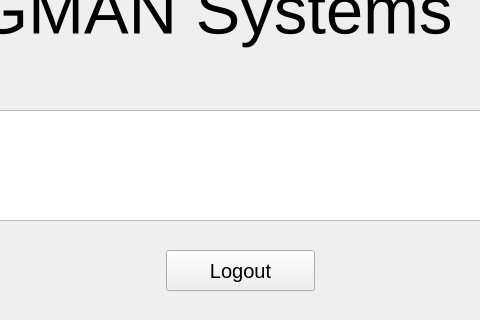
Old version of the form resources/UI/main.ui in the repository Poom1997/gman; both pictures show x 204 to 684 and y 280 to 600 of the 900 by 600 pixel window.
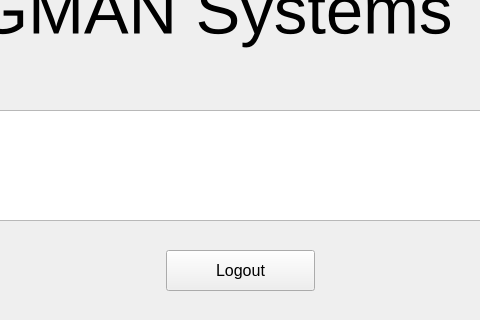
New version of the form.

What changed in the file:
```diff
--- a/resources/UI/main.ui
+++ b/resources/UI/main.ui
@@ -213,7 +213,7 @@
    </property>
    <property name="font">
     <font>
-     <pointsize>15</pointsize>
+     <pointsize>12</pointsize>
     </font>
    </property>
    <property name="text">
```
Left out of the diff: 5 changed lines with no effect on the pictures.
